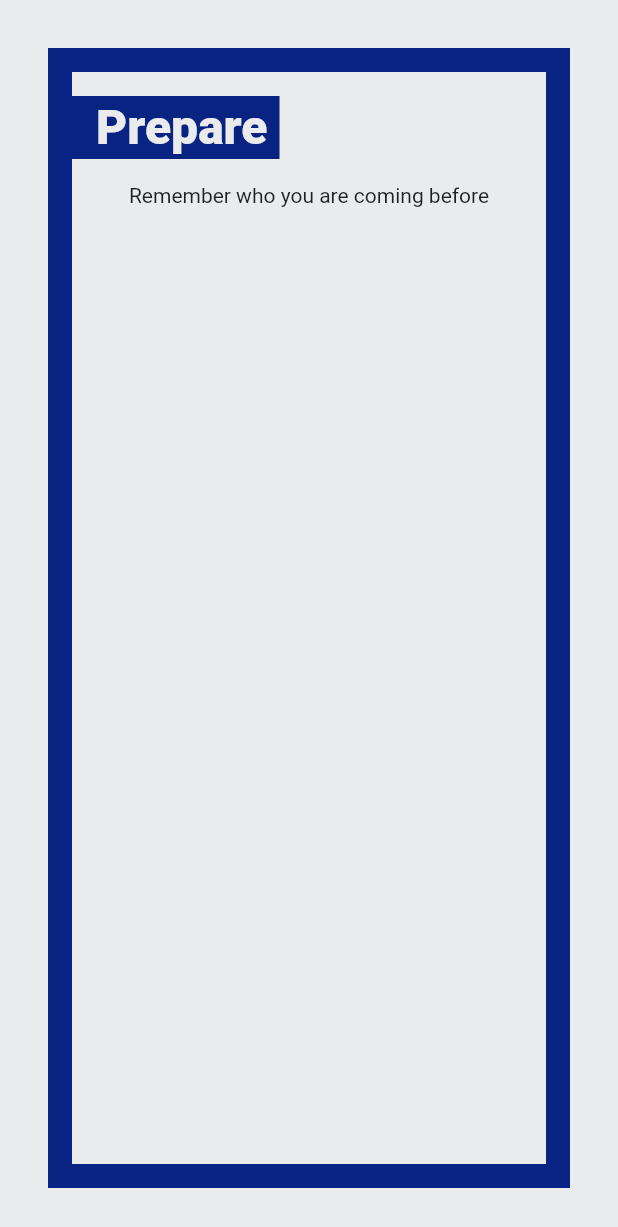
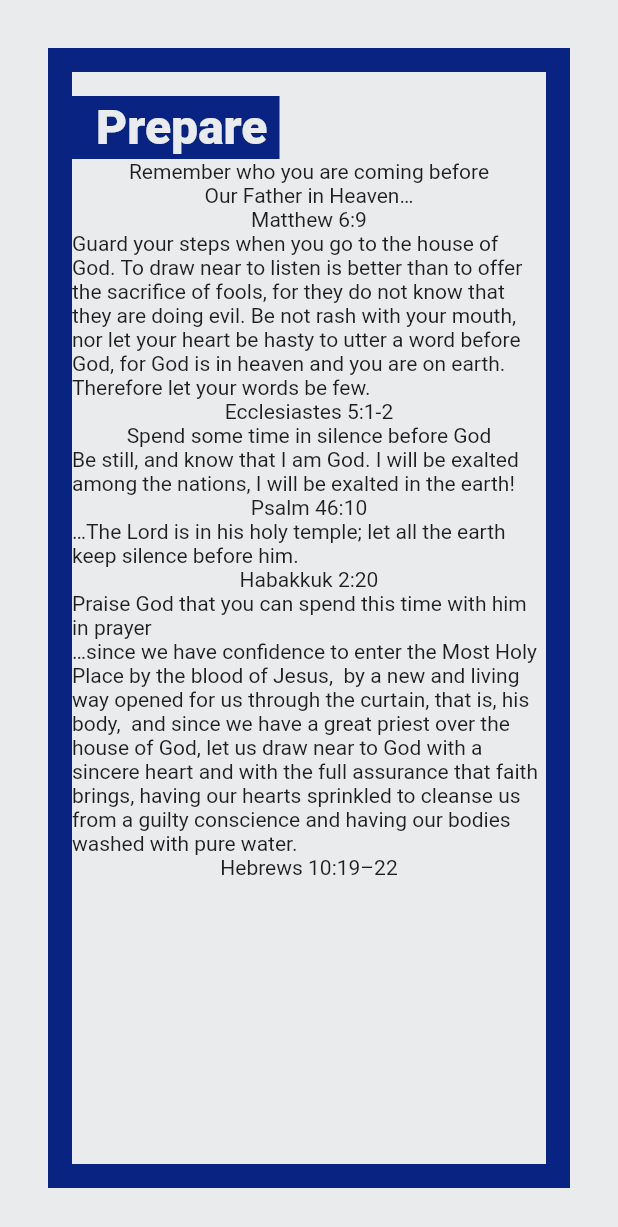
Before and after one commit to theglobechurch/pray-for-an-hour, a Flutter app: the PrayerScreen screen opened directly, on a phone screen of 412 x 824 dp. Shown: the top 1227 px of the screen. Run offline on Flutter 3.47's test engine with Material 2 defaults, Android fonts, the phone set to English and light mode, and no system bars; our stand-ins replace audioplayers.

Commit message:
Output text and verses from JSON correctly

```diff
--- a/assets/data/dev.json
+++ b/assets/data/dev.json
@@ -40,5 +40,47 @@
         "reference": "Hebrews 10:19–22"
       }
     ]
+  },
+  {
+    "name": "Open God’s Word",
+    "content": [
+      {
+        "type": "text",
+        "body": "Pray for insight as you open his word."
+      },
+      {
+        "type": "scripture",
+        "body": "Your word is a lamp to my feet and a light to my path.",
+        "reference": "Psalm 119:105"
+      },
+      {
+        "type": "text",
+        "body": "Remember these are God’s words, only he can give understanding, we cannot work it out by our own methods."
+      },
+      {
+        "type": "text",
+        "body": "Take a moment to consider who the passage is written to – God’s people, the nations, a church an individual?"
+      },
+      {
+        "type": "text",
+        "body": "Put yourself in their shoes and try to hear it as they would have heard it, how they would have felt as they read it - what might have been surprising, shocking, challenging or encouraging for them."
+      },
+      {
+        "type": "text",
+        "body": "Read passage out loud and slowly, noticing each word."
+      },
+      {
+        "type": "text",
+        "body": "Write down the surprising things."
+      },
+      {
+        "type": "text",
+        "body": "Note any repetition."
+      },
+      {
+        "type": "text",
+        "body": "What was the main point for those it was written to?"
+      }
+    ]
   }
 ]
--- a/lib/prayer_widget.dart
+++ b/lib/prayer_widget.dart
@@ -69,14 +69,11 @@ class _PrayerScreenState extends State<PrayerScreen> {
       return Text(line);
     }
 
-    Widget title = FutureBuilder<dynamic>(
-      future: _prayerData,
-      builder: (context, snapshot) {
-        if (snapshot.hasData) {
+    Widget prayerTitle(title) {
       return Container(
         child: Container (
           child: Text(
-                snapshot.data.prayers[_i].name,
+            title,
             style: TextStyle(
               fontSize: 32.0,
               fontWeight: FontWeight.w800,
@@ -89,27 +86,17 @@ class _PrayerScreenState extends State<PrayerScreen> {
         padding: EdgeInsets.only(top: 16.0),
         alignment: Alignment(-1, 0),
       );
+    }
+
+    Widget prayerBody(List contents) {
+      return new Column(children: contents.map((i){
+        if (i.type == 'scripture'){
+          return scripture(i);
         } else {
-          return CircularProgressIndicator();
+          return prayerLine(i.body);
         }
+      }).toList());
     }
-    );
-
-    Widget body = FutureBuilder<dynamic>(
-      future: _prayerData,
-      builder: (context, snapshot) {
-        if (snapshot.hasData) {
-          return Container(
-            child: (snapshot.data.prayers[_i].prayerContents[0].type == 'scripture') ? scripture(snapshot.data.prayers[_i].prayerContents[1]) : prayerLine(snapshot.data.prayers[_i].prayerContents[0].body),
-            padding: EdgeInsets.all(16.0),
-          );
-        } else {
-          return CircularProgressIndicator();
-        }
-      }
-    );
-
-
 
     Widget btnAdvance = FloatingActionButton(
       onPressed: !_moveOn ? null : () {
@@ -125,12 +112,13 @@ class _PrayerScreenState extends State<PrayerScreen> {
       child: new Icon(Icons.navigate_next)
     );
 
-    Widget loadedBody = Container(
+    Widget prayerItemBody(data) {
+      return Container(
         child: Container (
           child: Column(
             children:[
-            title,
-            body
+              prayerTitle(data.name),
+              prayerBody(data.prayerContents)
             ]
           ),
           decoration: BoxDecoration(
@@ -144,13 +132,14 @@ class _PrayerScreenState extends State<PrayerScreen> {
         padding: EdgeInsets.all(32.0),
         alignment: Alignment(0, 0),
       );
+    }
 
     return FutureBuilder<dynamic>(
       future: _prayerData,
       builder: (context, snapshot) {
         if (snapshot.hasData) {
           return Scaffold(
-            body: loadedBody,
+            body: prayerItemBody(snapshot.data.prayers[_i]),
             floatingActionButton: _moveOn ? btnAdvance : null
           );
         } else {
```
Lines whose indentation alone changed are shown as unchanged.
